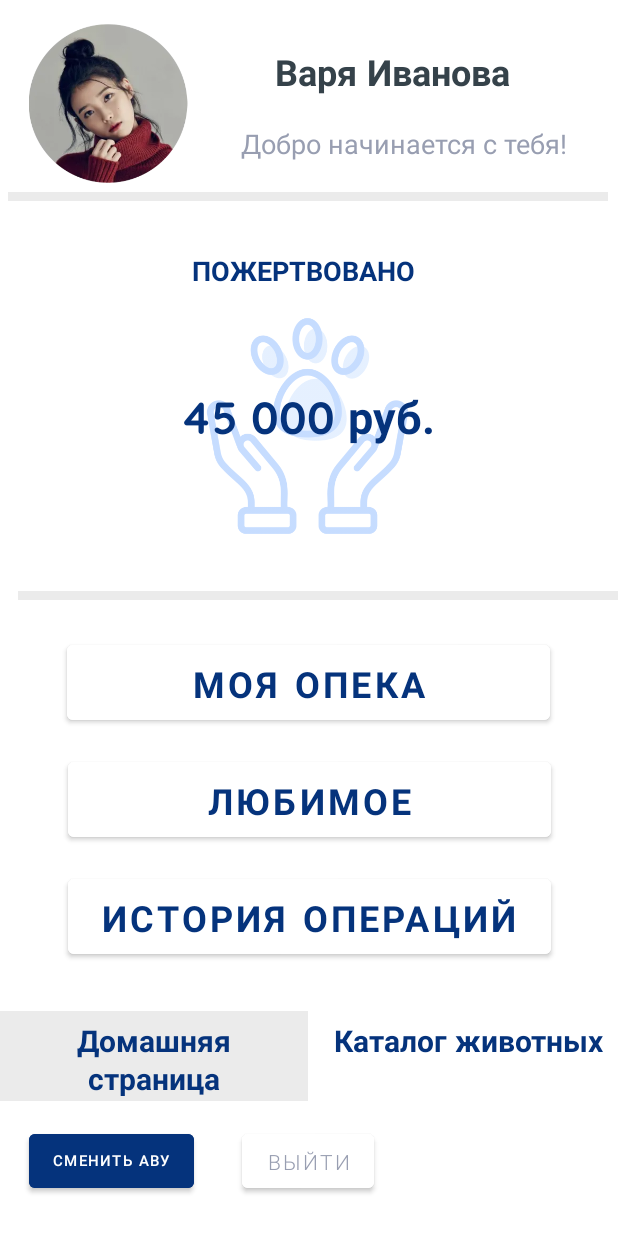
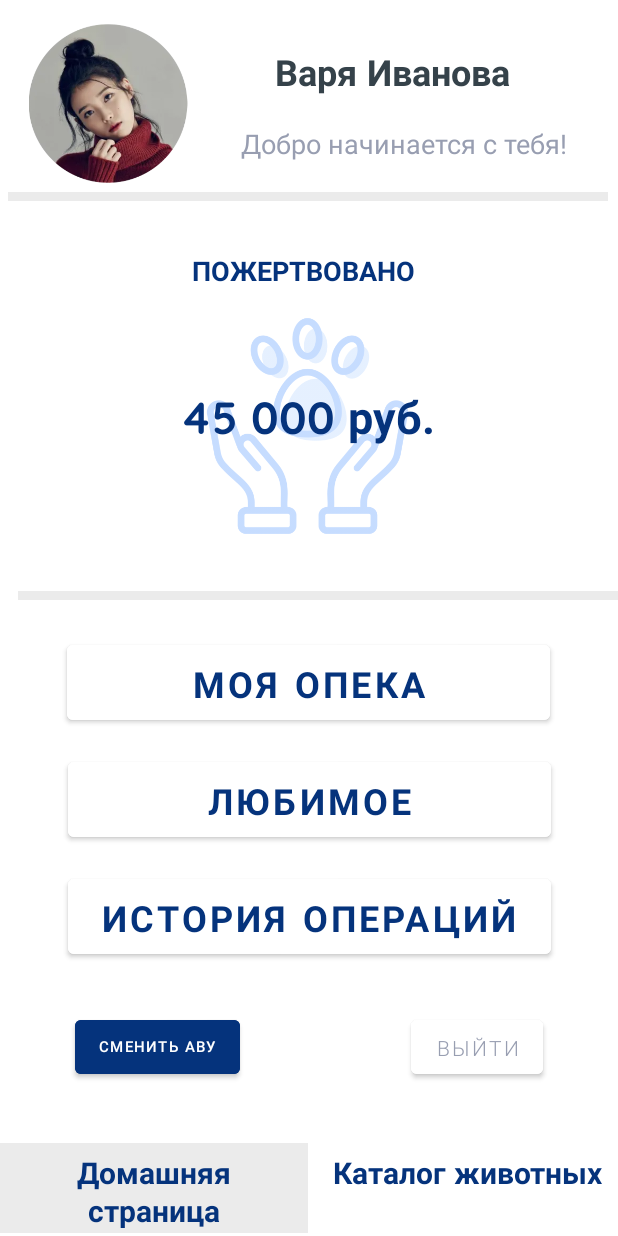
Before and after one commit to moevm/adfmp1h23-pet-care, an Android app: the layout activity_lk.xml on its own in the app's theme, with its tools: preview values and no code run, on a phone screen of 412 x 824 dp. Run offline under Robolectric (Android 15) with nearby library versions, the phone set to English and light mode, and no system bars; Roboto replaces fonts that are not available here.

Commit message:
changed position buttons in lk

```diff
--- a/pet_care/app/src/main/res/layout/activity_lk.xml
+++ b/pet_care/app/src/main/res/layout/activity_lk.xml
@@ -163,7 +163,7 @@
         android:id="@+id/home_page"
         android:layout_width="205dp"
         android:layout_height="60dp"
-        android:layout_marginTop="32dp"
+        android:layout_marginBottom="2dp"
         android:background="@color/light_gray"
         android:fontFamily="@font/quicksand_bold"
         android:paddingHorizontal="10dp"
@@ -172,14 +172,14 @@
         android:textAlignment="center"
         android:textColor="@color/darck_blue"
         android:textSize="20sp"
-        app:layout_constraintStart_toStartOf="parent"
-        app:layout_constraintTop_toBottomOf="@+id/pay_story" />
+        app:layout_constraintBottom_toBottomOf="parent"
+        app:layout_constraintStart_toStartOf="parent" />
 
     <TextView
         android:id="@+id/home_page2"
         android:layout_width="205dp"
         android:layout_height="60dp"
-        android:layout_marginTop="32dp"
+        android:layout_marginBottom="2dp"
         android:fontFamily="@font/quicksand_bold"
         android:onClick="movePage"
         android:paddingHorizontal="10dp"
@@ -188,35 +188,35 @@
         android:textAlignment="center"
         android:textColor="@color/darck_blue"
         android:textSize="20sp"
+        app:layout_constraintBottom_toBottomOf="parent"
         app:layout_constraintEnd_toEndOf="parent"
-        app:layout_constraintTop_toBottomOf="@+id/pay_story" />
+        app:layout_constraintStart_toEndOf="@+id/home_page" />
 
     <Button
         android:id="@+id/exit_lk"
         android:layout_width="wrap_content"
         android:layout_height="wrap_content"
-        android:layout_marginTop="16dp"
+        android:layout_marginTop="32dp"
+        android:layout_marginEnd="50dp"
         android:backgroundTint="@color/white"
         android:fontFamily="@font/quicksand_light"
         android:onClick="exitLk"
         android:text="Выйти"
         android:textColor="@color/gray"
         app:layout_constraintEnd_toEndOf="parent"
-        app:layout_constraintHorizontal_bias="0.498"
-        app:layout_constraintStart_toStartOf="parent"
-        app:layout_constraintTop_toBottomOf="@+id/home_page" />
+        app:layout_constraintTop_toBottomOf="@+id/pay_story" />
 
     <Button
         android:id="@+id/photo_button"
         android:layout_width="wrap_content"
         android:layout_height="wrap_content"
-        android:layout_marginTop="16dp"
-        android:layout_marginEnd="32dp"
+        android:layout_marginStart="50dp"
+        android:layout_marginTop="32dp"
         android:backgroundTint="@color/darck_blue"
         android:onClick="clickFoto"
         android:text="Сменить аву"
         android:textSize="10sp"
-        app:layout_constraintEnd_toStartOf="@+id/exit_lk"
-        app:layout_constraintTop_toBottomOf="@+id/home_page" />
+        app:layout_constraintStart_toStartOf="parent"
+        app:layout_constraintTop_toBottomOf="@+id/pay_story" />
 
 </androidx.constraintlayout.widget.ConstraintLayout>
--- a/pet_care/app/src/main/res/layout/activity_pets.xml
+++ b/pet_care/app/src/main/res/layout/activity_pets.xml
@@ -244,6 +244,7 @@
         android:id="@+id/home_page"
         android:layout_width="205dp"
         android:layout_height="60dp"
+        android:layout_marginBottom="2dp"
         android:fontFamily="@font/quicksand_bold"
         android:onClick="movePage"
         android:paddingHorizontal="10dp"
@@ -259,6 +260,7 @@
         android:id="@+id/home_page2"
         android:layout_width="205dp"
         android:layout_height="60dp"
+        android:layout_marginBottom="2dp"
         android:background="@color/light_gray"
         android:fontFamily="@font/quicksand_bold"
         android:onClick="movePage"
```
